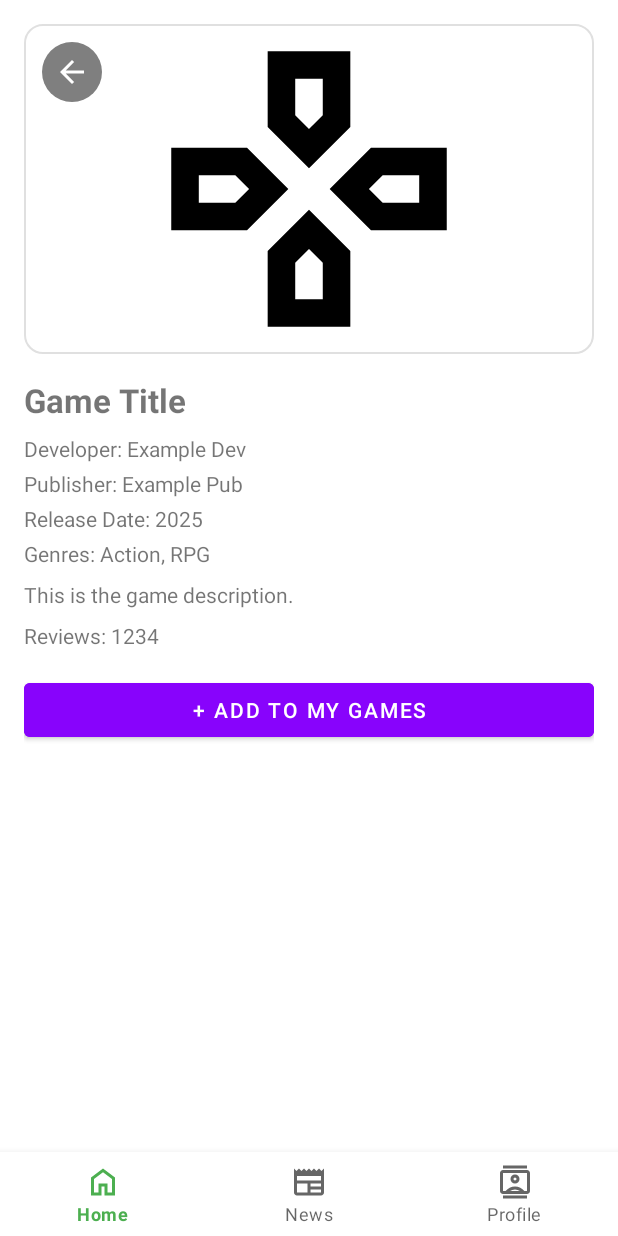
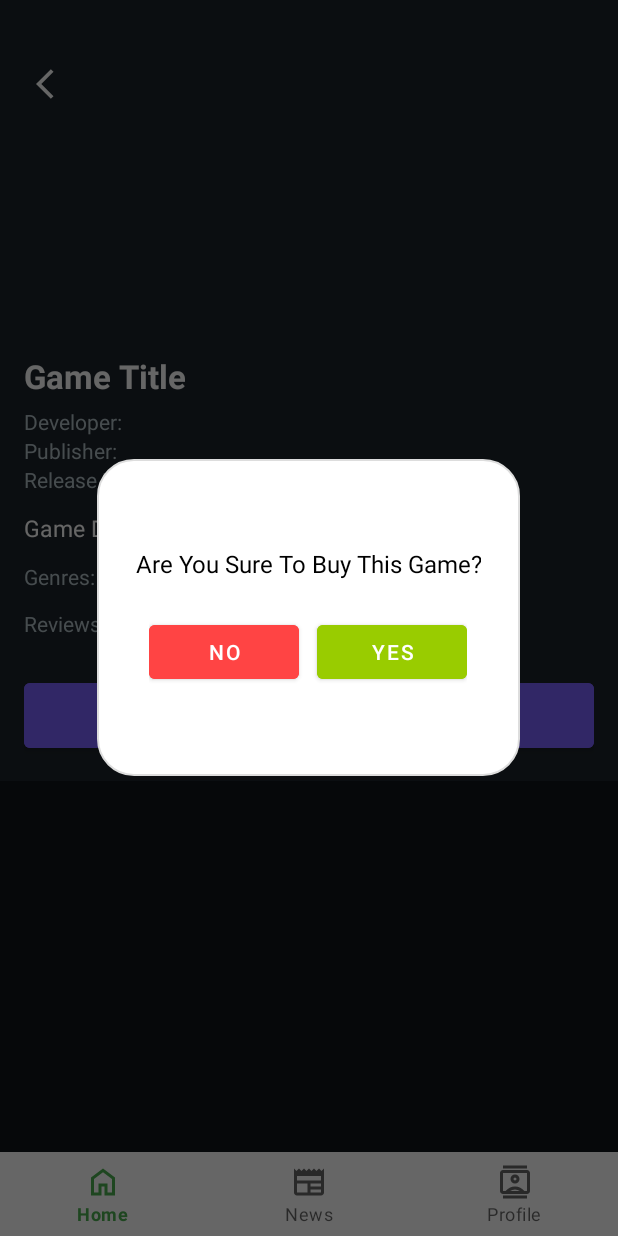
Before and after one commit to sammymices/UTS_MOAPPS, an Android app: the GameDetailFragment screen opened through its navigation route, after a tap on "+ ADD TO MY GAMES", on a phone screen of 412 x 824 dp. Run offline under Robolectric (Android 15) with nearby library versions, the light colour scheme and no system bars; our stand-ins replace navigation-ui.

Commit message:
Nambahin Dialog

```diff
--- a/app/src/main/java/com/example/uts_moapps/fragments/GameDetailFragment.kt
+++ b/app/src/main/java/com/example/uts_moapps/fragments/GameDetailFragment.kt
@@ -1,5 +1,8 @@
 package com.example.uts_moapps.fragments
 
+import android.app.Dialog
+import android.graphics.Color
+import android.graphics.drawable.ColorDrawable
 import android.os.Bundle
 import android.view.LayoutInflater
 import android.view.View
@@ -8,11 +11,13 @@ import android.widget.Button
 import android.widget.ImageButton
 import android.widget.ImageView
 import android.widget.TextView
-import android.widget.Toast
 import androidx.fragment.app.Fragment
 import com.example.uts_moapps.MyGamesData
 import com.example.uts_moapps.R
 import com.example.uts_moapps.model.GameModel
+import android.view.animation.AnimationUtils
+import androidx.core.content.ContextCompat
+
 
 class GameDetailFragment : Fragment() {
 
@@ -39,6 +44,8 @@ class GameDetailFragment : Fragment() {
 
     override fun onViewCreated(view: View, savedInstanceState: Bundle?) {
         super.onViewCreated(view, savedInstanceState)
+
+        requireActivity().window.statusBarColor = ContextCompat.getColor(requireContext(), R.color.background_dark)
 
         val btnBack = view.findViewById<ImageButton>(R.id.btnBack)
         btnBack.setOnClickListener {
@@ -69,14 +76,45 @@ class GameDetailFragment : Fragment() {
         }
 
         btnAdd.setOnClickListener {
-            game?.let {
-                MyGamesData.addGame(it)
-                Toast.makeText(
-                    requireContext(),
-                    "${it.title} added to My Games!",
-                    Toast.LENGTH_SHORT
-                ).show()
+            val dialogView = layoutInflater.inflate(R.layout.dialog_confirm_purchase, null)
+            val dialog = Dialog(requireContext())
+            dialog.setContentView(dialogView)
+            dialog.window?.setBackgroundDrawable(ColorDrawable(Color.TRANSPARENT))
+            dialog.setCancelable(false)
+
+            // 🔹 Tambahkan animasi fade in
+            val fadeIn = AnimationUtils.loadAnimation(requireContext(), R.anim.fade_in)
+            dialogView.startAnimation(fadeIn)
+
+            val btnYes = dialogView.findViewById<Button>(R.id.btnYes)
+            val btnNo = dialogView.findViewById<Button>(R.id.btnNo)
+            val tvDialogMessage = dialogView.findViewById<TextView>(R.id.tvDialogMessage)
+
+            btnNo.setOnClickListener {
+                // 🔹 Fade out sebelum dismiss
+                val fadeOut = AnimationUtils.loadAnimation(requireContext(), R.anim.fade_out)
+                dialogView.startAnimation(fadeOut)
+                fadeOut.setAnimationListener(object : android.view.animation.Animation.AnimationListener {
+                    override fun onAnimationStart(animation: android.view.animation.Animation?) {}
+                    override fun onAnimationEnd(animation: android.view.animation.Animation?) {
+                        dialog.dismiss()
+                    }
+                    override fun onAnimationRepeat(animation: android.view.animation.Animation?) {}
+                })
             }
+
+            btnYes.setOnClickListener {
+                game?.let {
+                    MyGamesData.addGame(it)
+                }
+
+                // Ubah tampilan ke pesan sukses
+                tvDialogMessage.text = "Game Successfully Purchased"
+                btnYes.visibility = View.GONE
+                btnNo.text = "OK"
+            }
+
+            dialog.show()
         }
     }
 
--- /dev/null
+++ b/app/src/main/res/anim/fade_in.xml
@@ -0,0 +1,6 @@
+<?xml version="1.0" encoding="utf-8"?>
+<alpha xmlns:android="http://schemas.android.com/apk/res/android"
+    android:duration="250"
+    android:fromAlpha="0.0"
+    android:toAlpha="1.0"
+    android:interpolator="@android:interpolator/accelerate_decelerate" />
--- /dev/null
+++ b/app/src/main/res/anim/fade_out.xml
@@ -0,0 +1,6 @@
+<?xml version="1.0" encoding="utf-8"?>
+<alpha xmlns:android="http://schemas.android.com/apk/res/android"
+    android:duration="250"
+    android:fromAlpha="1.0"
+    android:toAlpha="0.0"
+    android:interpolator="@android:interpolator/accelerate_decelerate" />
--- /dev/null
+++ b/app/src/main/res/drawable/bg_dialog_card.xml
@@ -0,0 +1,7 @@
+<shape xmlns:android="http://schemas.android.com/apk/res/android"
+    android:shape="rectangle">
+    <solid android:color="@android:color/white" />
+    <corners android:radius="24dp" />
+    <padding android:left="16dp" android:top="16dp" android:right="16dp" android:bottom="16dp" />
+    <stroke android:width="1dp" android:color="#DDDDDD" />
+</shape>
--- /dev/null
+++ b/app/src/main/res/layout/dialog_confirm_purchase.xml
@@ -0,0 +1,49 @@
+<?xml version="1.0" encoding="utf-8"?>
+<LinearLayout xmlns:android="http://schemas.android.com/apk/res/android"
+    android:layout_width="match_parent"
+    android:layout_height="match_parent"
+    android:gravity="center"
+    android:orientation="vertical">
+
+    <LinearLayout
+        android:layout_width="282dp"
+        android:layout_height="211dp"
+        android:background="@drawable/bg_dialog_card"
+        android:gravity="center"
+        android:orientation="vertical"
+        android:padding="24dp">
+
+        <TextView
+            android:id="@+id/tvDialogMessage"
+            android:layout_width="wrap_content"
+            android:layout_height="wrap_content"
+            android:layout_marginBottom="24dp"
+            android:gravity="center"
+            android:text="Are You Sure To Buy This Game?"
+            android:textAlignment="center"
+            android:textColor="@android:color/black"
+            android:textSize="16sp" />
+
+        <LinearLayout
+            android:layout_width="wrap_content"
+            android:layout_height="wrap_content"
+            android:gravity="center"
+            android:orientation="horizontal">
+
+            <Button
+                android:id="@+id/btnNo"
+                android:layout_width="100dp"
+                android:layout_height="wrap_content"
+                android:layout_marginEnd="12dp"
+                android:backgroundTint="@android:color/holo_red_light"
+                android:text="NO" />
+
+            <Button
+                android:id="@+id/btnYes"
+                android:layout_width="100dp"
+                android:layout_height="wrap_content"
+                android:backgroundTint="@android:color/holo_green_light"
+                android:text="YES" />
+        </LinearLayout>
+    </LinearLayout>
+</LinearLayout>
--- a/app/src/main/res/layout/fragment_game_detail.xml
+++ b/app/src/main/res/layout/fragment_game_detail.xml
@@ -3,44 +3,48 @@
     xmlns:app="http://schemas.android.com/apk/res-auto"
     android:layout_width="match_parent"
     android:layout_height="match_parent"
-    android:background="@color/white"
-    android:padding="16dp">
+    android:background="@color/background_dark"
+    android:fitsSystemWindows="true">
 
     <LinearLayout
         android:layout_width="match_parent"
         android:layout_height="wrap_content"
         android:orientation="vertical">
 
-        <!-- GAMBAR + BACK OVERLAY -->
-        <FrameLayout
+        <!-- Banner Game -->
+        <RelativeLayout
             android:layout_width="match_parent"
             android:layout_height="220dp"
-            android:layout_marginBottom="16dp">
+            android:background="@color/surface_dark">
 
             <ImageView
                 android:id="@+id/imgGameDetail"
                 android:layout_width="match_parent"
                 android:layout_height="match_parent"
                 android:scaleType="centerCrop"
-                android:src="@drawable/sample_burger_foreground"
-                android:background="@drawable/card_background"
-                android:contentDescription="Game Image" />
+                android:adjustViewBounds="true" />
 
-            <!-- Tombol Back di pojok kiri atas -->
+            <!-- Tombol Back -->
             <ImageButton
                 android:id="@+id/btnBack"
                 android:layout_width="40dp"
                 android:layout_height="40dp"
-                android:layout_gravity="top|start"
-                android:layout_margin="12dp"
-                android:background="@drawable/bg_back_button"
-                android:contentDescription="Back Button"
-                android:scaleType="centerInside"
-                android:src="@drawable/ic_arrow_back"
-                app:tint="@android:color/white" />
-        </FrameLayout>
+                android:layout_marginTop="36dp"
+                android:layout_marginStart="16dp"
+                android:background="@android:color/transparent"
+                android:src="@drawable/ic_arrow_back2"
+                android:contentDescription="Back"
+                app:tint="@color/text_primary" />
+        </RelativeLayout>
 
-        <!-- TEKS DETAIL -->
+        <!-- Konten Detail -->
+        <LinearLayout
+            android:layout_width="match_parent"
+            android:layout_height="wrap_content"
+            android:orientation="vertical"
+            android:padding="16dp"
+            android:background="@color/surface_dark">
+
             <TextView
                 android:id="@+id/tvTitleDetail"
                 android:layout_width="wrap_content"
@@ -48,57 +52,77 @@
                 android:text="Game Title"
                 android:textSize="22sp"
                 android:textStyle="bold"
-            android:layout_marginBottom="8dp" />
+                android:textColor="@color/text_primary"
+                android:layout_marginBottom="6dp" />
 
             <TextView
                 android:id="@+id/tvDeveloper"
                 android:layout_width="wrap_content"
                 android:layout_height="wrap_content"
-            android:text="Developer: Example Dev"
-            android:layout_marginBottom="4dp" />
+                android:text="Developer: "
+                android:textColor="@color/text_secondary"
+                android:textSize="14sp" />
 
             <TextView
                 android:id="@+id/tvPublisher"
                 android:layout_width="wrap_content"
                 android:layout_height="wrap_content"
-            android:text="Publisher: Example Pub"
-            android:layout_marginBottom="4dp" />
+                android:text="Publisher: "
+                android:textColor="@color/text_secondary"
+                android:textSize="14sp" />
 
             <TextView
                 android:id="@+id/tvReleaseDate"
                 android:layout_width="wrap_content"
                 android:layout_height="wrap_content"
-            android:text="Release Date: 2025"
-            android:layout_marginBottom="4dp" />
+                android:text="Release Date: "
+                android:textColor="@color/text_secondary"
+                android:textSize="14sp"
+                android:layout_marginBottom="12dp" />
 
-        <TextView
-            android:id="@+id/tvGenres"
-            android:layout_width="wrap_content"
-            android:layout_height="wrap_content"
-            android:text="Genres: Action, RPG"
-            android:layout_marginBottom="8dp" />
-
+            <!-- Deskripsi -->
             <TextView
                 android:id="@+id/tvDescription"
                 android:layout_width="match_parent"
                 android:layout_height="wrap_content"
-            android:text="This is the game description."
-            android:layout_marginBottom="8dp" />
+                android:text="Game Description"
+                android:textColor="@color/text_primary"
+                android:textSize="15sp"
+                android:layout_marginBottom="12dp" />
 
+            <!-- Genre -->
+            <TextView
+                android:id="@+id/tvGenres"
+                android:layout_width="match_parent"
+                android:layout_height="wrap_content"
+                android:text="Genres: Action, RPG"
+                android:textColor="@color/text_secondary"
+                android:textSize="14sp"
+                android:layout_marginBottom="12dp" />
+
+            <!-- Reviews -->
             <TextView
                 android:id="@+id/tvReviews"
-            android:layout_width="wrap_content"
+                android:layout_width="match_parent"
                 android:layout_height="wrap_content"
-            android:text="Reviews: 1234"
-            android:layout_marginBottom="16dp" />
+                android:text="Reviews: 12000"
+                android:textColor="@color/text_secondary"
+                android:textSize="14sp"
+                android:layout_marginBottom="24dp" />
 
+            <!-- Tombol -->
             <Button
                 android:id="@+id/btnAddToMyGames"
                 android:layout_width="match_parent"
                 android:layout_height="wrap_content"
-            android:text="+ Add to My Games"
-            android:backgroundTint="@color/purple_500"
-            android:textColor="@android:color/white"
-            android:layout_marginBottom="16dp" />
+                android:text="+ ADD TO MY GAMES"
+                android:textAllCaps="true"
+                android:textColor="@color/text_primary"
+                android:backgroundTint="@color/accent_purple"
+                android:paddingVertical="12dp"
+                android:textStyle="bold"
+                android:elevation="4dp" />
+
+        </LinearLayout>
     </LinearLayout>
 </ScrollView>
--- a/app/src/main/res/values/colors.xml
+++ b/app/src/main/res/values/colors.xml
@@ -5,4 +5,9 @@
     <color name="surface">#F5F7F6</color>
     <color name="tosca">#128C7E</color>
     <color name="purple_500">#8803fc</color>
+    <color name="background_dark">#0F141A</color>
+    <color name="surface_dark">#1C232A</color>
+    <color name="text_primary">#FFFFFF</color>
+    <color name="text_secondary">#B0BEC5</color>
+    <color name="accent_purple">#7B61FF</color>
 </resources>
```
Lines whose indentation alone changed are shown as unchanged.
